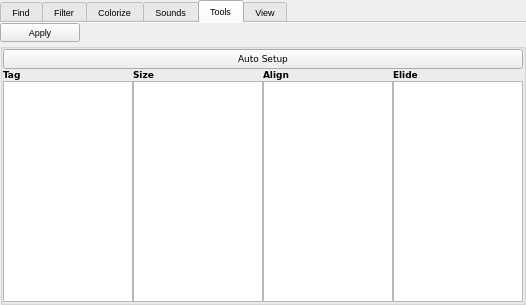
Before: the Qt Designer form trace_server/widgets/logs/settingslog.ui in mojmir-svoboda/DbgToolkit, drawn with Qt 5.
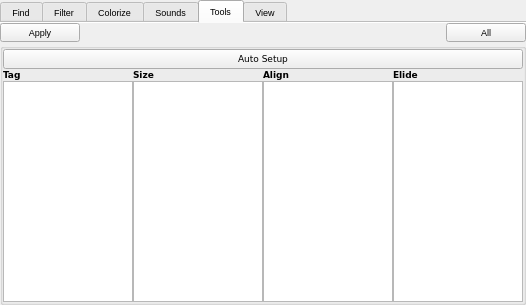
After: the same form once the commit is applied. The open tabs and pages were chosen to show the change. Icons and pictures are not drawn. Custom widgets are drawn as their Qt base class.

```diff
--- a/trace_server/widgets/logs/settingslog.ui
+++ b/trace_server/widgets/logs/settingslog.ui
@@ -281,6 +281,13 @@
               </property>
              </spacer>
             </item>
+            <item>
+             <widget class="QPushButton" name="allColumnsButton">
+              <property name="text">
+               <string>All</string>
+              </property>
+             </widget>
+            </item>
            </layout>
           </item>
           <item>
```
